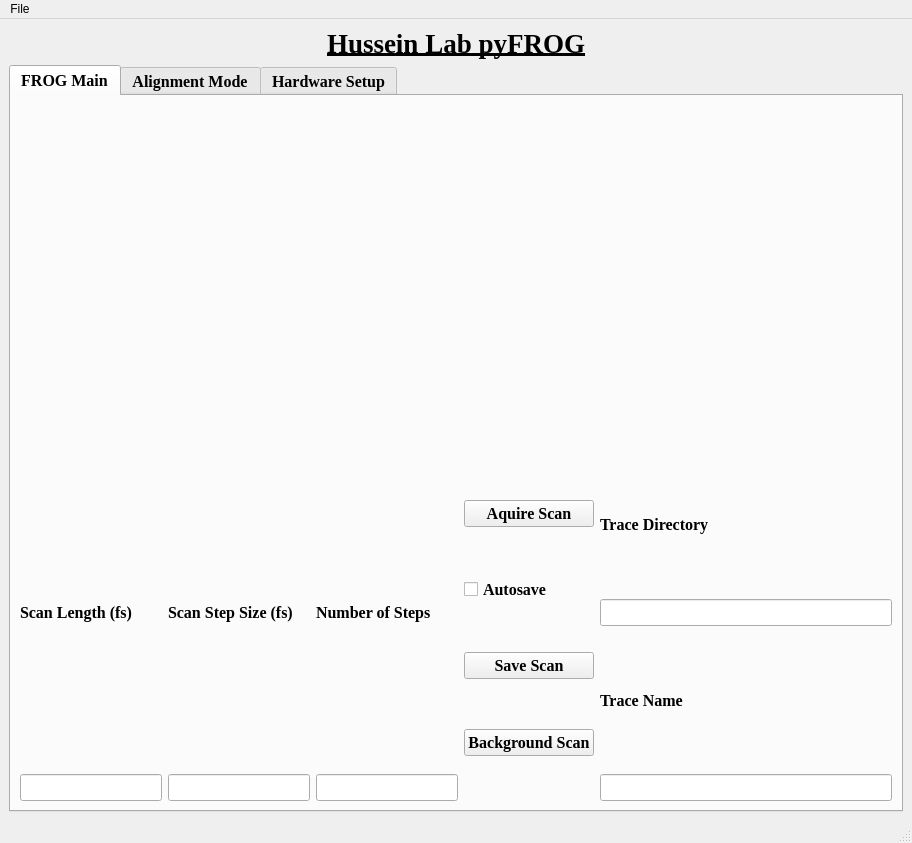
nfbeier/HusseinLab_UltrafastPlasmaScience, file Hardware/pyFROG/pyFROG_GUI.ui: the form before one commit.
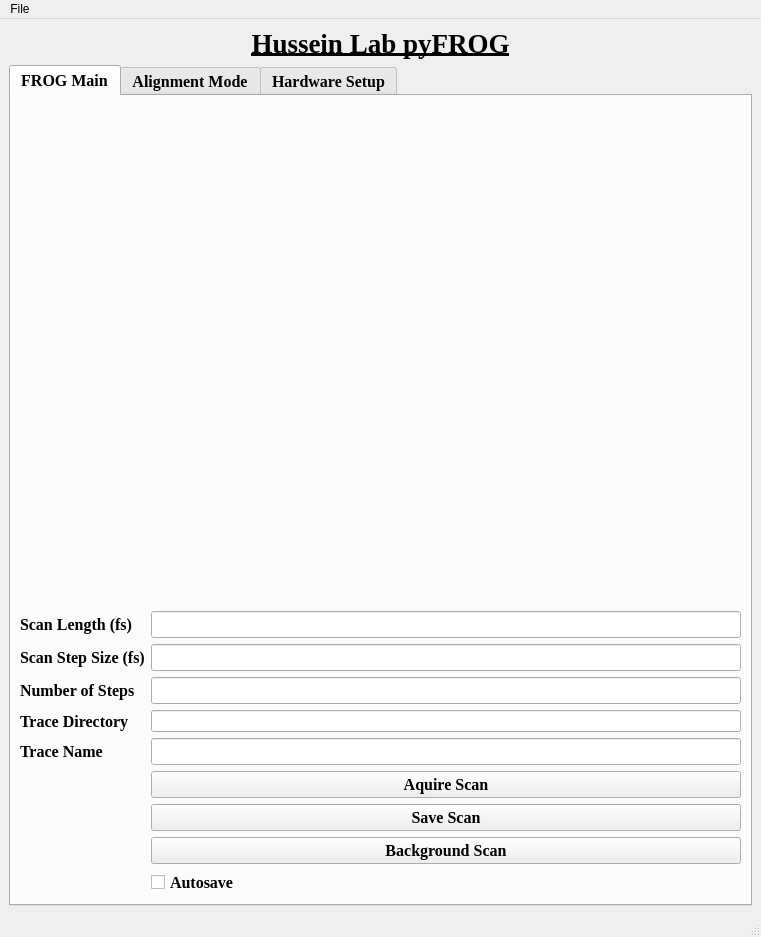
The form after the commit. The open tabs and pages were chosen to show the change. Custom widgets are drawn as their Qt base class.

Patch:
```diff
--- a/Hardware/pyFROG/pyFROG_GUI.ui
+++ b/Hardware/pyFROG/pyFROG_GUI.ui
@@ -6,8 +6,8 @@
    <rect>
     <x>0</x>
     <y>0</y>
-    <width>912</width>
-    <height>843</height>
+    <width>761</width>
+    <height>896</height>
    </rect>
   </property>
   <property name="windowTitle">
@@ -70,7 +70,13 @@
        </attribute>
        <layout class="QVBoxLayout" name="verticalLayout_6">
         <item>
-         <widget class="GraphicsLayoutWidget" name="plotWidget" native="true">
+         <widget class="frogTraceCanvas" name="frogTracePlot" native="true">
+          <property name="minimumSize">
+           <size>
+            <width>0</width>
+            <height>500</height>
+           </size>
+          </property>
           <property name="baseSize">
            <size>
             <width>10</width>
@@ -80,118 +86,91 @@
          </widget>
         </item>
         <item>
-         <layout class="QHBoxLayout" name="horizontalLayout_6">
-          <item>
-           <layout class="QHBoxLayout" name="horizontalLayout_5">
-            <property name="sizeConstraint">
-             <enum>QLayout::SetDefaultConstraint</enum>
+         <layout class="QFormLayout" name="formLayout_3">
+          <item row="0" column="0">
+           <widget class="QLabel" name="label_17">
+            <property name="text">
+             <string>Scan Length (fs)</string>
             </property>
-            <item>
-             <layout class="QHBoxLayout" name="horizontalLayout_4">
-              <item>
-               <layout class="QHBoxLayout" name="horizontalLayout_8">
-                <item>
-                 <layout class="QGridLayout" name="gridLayout_5">
-                  <item row="1" column="0">
-                   <widget class="QLabel" name="label_17">
-                    <property name="text">
-                     <string>Scan Length (fs)</string>
-                    </property>
-                   </widget>
-                  </item>
-                  <item row="1" column="1">
-                   <widget class="QLabel" name="label_18">
-                    <property name="text">
-                     <string>Scan Step Size (fs)</string>
-                    </property>
-                   </widget>
-                  </item>
-                  <item row="1" column="2">
-                   <widget class="QLabel" name="label_19">
-                    <property name="text">
-                     <string>Number of Steps</string>
-                    </property>
-                   </widget>
-                  </item>
-                  <item row="2" column="1">
-                   <widget class="QLineEdit" name="in_scanstepsize"/>
-                  </item>
-                  <item row="2" column="0">
-                   <widget class="QLineEdit" name="in_scanlen"/>
-                  </item>
-                  <item row="2" column="2">
-                   <widget class="QLineEdit" name="in_scanstepnumbers"/>
-                  </item>
-                 </layout>
-                </item>
-               </layout>
-              </item>
-             </layout>
-            </item>
-            <item>
-             <layout class="QGridLayout" name="gridLayout_6">
-              <item row="0" column="0">
-               <widget class="QPushButton" name="p_aquirescan">
-                <property name="text">
-                 <string>Aquire Scan</string>
-                </property>
-               </widget>
-              </item>
-              <item row="3" column="0">
-               <widget class="QPushButton" name="p_bkgscan">
-                <property name="text">
-                 <string>Background Scan</string>
-                </property>
-               </widget>
-              </item>
-              <item row="2" column="0">
-               <widget class="QPushButton" name="p_savescan">
-                <property name="text">
-                 <string>Save Scan</string>
-                </property>
-               </widget>
-              </item>
-              <item row="1" column="0">
-               <widget class="QCheckBox" name="c_scanautosave">
-                <property name="text">
-                 <string>Autosave</string>
-                </property>
-               </widget>
-              </item>
-             </layout>
-            </item>
-           </layout>
+           </widget>
           </item>
-          <item>
-           <layout class="QVBoxLayout" name="verticalLayout">
-            <item>
-             <widget class="QLabel" name="label_20">
-              <property name="text">
-               <string>Trace Directory</string>
-              </property>
-             </widget>
-            </item>
-            <item>
-             <widget class="QLineEdit" name="in_scansavedir">
-              <property name="minimumSize">
-               <size>
-                <width>200</width>
-                <height>20</height>
-               </size>
-              </property>
-             </widget>
-            </item>
-            <item>
-             <widget class="QLabel" name="label_21">
-              <property name="text">
-               <string>Trace Name</string>
-              </property>
-             </widget>
-            </item>
-            <item>
-             <widget class="QLineEdit" name="in_tracebasename"/>
-            </item>
-           </layout>
+          <item row="0" column="1">
+           <widget class="QLineEdit" name="in_scanlen"/>
+          </item>
+          <item row="1" column="0">
+           <widget class="QLabel" name="label_18">
+            <property name="text">
+             <string>Scan Step Size (fs)</string>
+            </property>
+           </widget>
+          </item>
+          <item row="1" column="1">
+           <widget class="QLineEdit" name="in_scanstepsize"/>
+          </item>
+          <item row="2" column="0">
+           <widget class="QLabel" name="label_19">
+            <property name="text">
+             <string>Number of Steps</string>
+            </property>
+           </widget>
+          </item>
+          <item row="2" column="1">
+           <widget class="QLineEdit" name="in_scanstepnumbers"/>
+          </item>
+          <item row="3" column="0">
+           <widget class="QLabel" name="label_20">
+            <property name="text">
+             <string>Trace Directory</string>
+            </property>
+           </widget>
+          </item>
+          <item row="3" column="1">
+           <widget class="QLineEdit" name="in_scansavedir">
+            <property name="minimumSize">
+             <size>
+              <width>200</width>
+              <height>20</height>
+             </size>
+            </property>
+           </widget>
+          </item>
+          <item row="4" column="0">
+           <widget class="QLabel" name="label_21">
+            <property name="text">
+             <string>Trace Name</string>
+            </property>
+           </widget>
+          </item>
+          <item row="4" column="1">
+           <widget class="QLineEdit" name="in_tracebasename"/>
+          </item>
+          <item row="5" column="1">
+           <widget class="QPushButton" name="p_aquirescan">
+            <property name="text">
+             <string>Aquire Scan</string>
+            </property>
+           </widget>
+          </item>
+          <item row="6" column="1">
+           <widget class="QPushButton" name="p_savescan">
+            <property name="text">
+             <string>Save Scan</string>
+            </property>
+           </widget>
+          </item>
+          <item row="7" column="1">
+           <widget class="QPushButton" name="p_bkgscan">
+            <property name="text">
+             <string>Background Scan</string>
+            </property>
+           </widget>
+          </item>
+          <item row="8" column="1">
+           <widget class="QCheckBox" name="c_scanautosave">
+            <property name="text">
+             <string>Autosave</string>
+            </property>
+           </widget>
           </item>
          </layout>
         </item>
@@ -763,8 +742,8 @@
     <rect>
      <x>0</x>
      <y>0</y>
-     <width>912</width>
-     <height>21</height>
+     <width>761</width>
+     <height>22</height>
     </rect>
    </property>
    <widget class="QMenu" name="menuFile">
@@ -783,18 +762,18 @@
   </action>
  </widget>
  <customwidgets>
-  <customwidget>
-   <class>GraphicsLayoutWidget</class>
-   <extends>QWidget</extends>
-   <header>pyqtgraph</header>
-   <container>1</container>
-  </customwidget>
   <customwidget>
    <class>MplCanvas</class>
    <extends>QWidget</extends>
    <header>mplcanvas.h</header>
    <container>1</container>
   </customwidget>
+  <customwidget>
+   <class>frogTraceCanvas</class>
+   <extends>QWidget</extends>
+   <header>frogtracecanvas.h</header>
+   <container>1</container>
+  </customwidget>
  </customwidgets>
  <resources/>
  <connections/>
```
Left out of the diff: 283 changed lines with no effect on the pictures.
